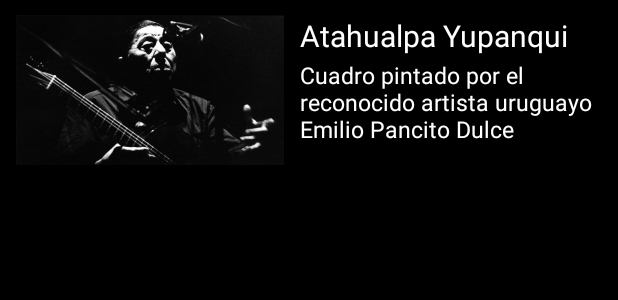
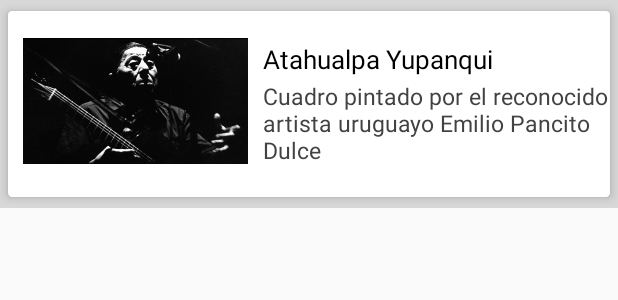
Before and after one commit to PepeYayi/PedroYayaDHFIREBASE, an Android app: the layout celdarecycler.xml on its own in the app's theme, with its tools: preview values and no code run, on a phone screen of 412 x 824 dp. Shown: the top 300 px of the screen. Run offline under Robolectric (Android 15) with nearby library versions, the phone set to English and light mode, and no system bars.

```diff
--- a/pedroultimoentregable/app/build.gradle
+++ b/pedroultimoentregable/app/build.gradle
@@ -24,6 +24,7 @@ dependencies {
     implementation 'com.android.support.constraint:constraint-layout:1.1.0'
     implementation 'com.android.support:support-v4:27.1.1'
     implementation 'com.android.support:design:27.1.1'
+    implementation 'com.android.support:cardview-v7:27.1.1'
     testImplementation 'junit:junit:4.12'
     androidTestImplementation 'com.android.support.test:runner:1.0.2'
     androidTestImplementation 'com.android.support.test.espresso:espresso-core:3.0.2'
--- a/pedroultimoentregable/app/src/main/res/layout/celdarecycler.xml
+++ b/pedroultimoentregable/app/src/main/res/layout/celdarecycler.xml
@@ -1,41 +1,66 @@
 <?xml version="1.0" encoding="utf-8"?>
-<LinearLayout xmlns:android="http://schemas.android.com/apk/res/android"
-    android:orientation="horizontal" android:layout_width="match_parent"
-    android:layout_height="match_parent"
-    android:background="@color/colorNegro"
-    >
+<FrameLayout xmlns:android="http://schemas.android.com/apk/res/android"
+    xmlns:app="http://schemas.android.com/apk/res-auto"
+    android:orientation="horizontal"
+    android:layout_width="match_parent"
+    android:layout_height="wrap_content"
+    android:background="@color/colorGris">
+
+
+
+    <android.support.v7.widget.CardView
+        android:layout_width="match_parent"
+        app:cardUseCompatPadding="true"
+        app:cardCornerRadius="3dp"
+        app:cardPreventCornerOverlap="true"
+        app:cardElevation="4dp"
+        android:layout_height="wrap_content">
+
+    <RelativeLayout
+        android:layout_width="wrap_content"
+        android:background="@color/colorBlanco"
+        android:layout_height="wrap_content">
+
+
 
     <ImageView
         android:layout_marginTop="10dp"
-        android:layout_width="200dp"
+        android:layout_marginLeft="10dp"
+        android:layout_width="150dp"
         android:layout_height="100dp"
+        android:layout_marginBottom="14dp"
         android:id="@+id/imagenCelda"
         android:src="@drawable/ata"/>
 
-    <LinearLayout
-        android:layout_width="wrap_content"
-        android:layout_height="wrap_content"
-        android:orientation="vertical">
-        <TextView
+
+
+    <TextView
             android:layout_marginTop="10dp"
             android:layout_width="wrap_content"
             android:layout_height="wrap_content"
+            android:layout_alignTop="@+id/imagenCelda"
             android:text="Atahualpa Yupanqui"
-            android:textColor="@color/colorBlanco"
+            android:layout_toRightOf="@+id/imagenCelda"
+            android:textColor="@color/colorNegro"
+            android:layout_marginLeft="10dp"
             android:id="@+id/tituloCelda"
-            android:textSize="20sp"/>
+            android:textSize="17sp"/>
 
-        <TextView
+    <TextView
             android:layout_marginTop="2dp"
             android:layout_width="wrap_content"
             android:layout_height="wrap_content"
             android:text="Cuadro pintado por el reconocido artista uruguayo Emilio Pancito Dulce"
-            android:textColor="@color/colorBlanco"
+            android:textColor="@color/colorGris3"
+            android:layout_marginLeft="10dp"
+            android:layout_toRightOf="@+id/imagenCelda"
+            android:layout_below="@+id/tituloCelda"
             android:id="@+id/descripcionCelda"
             android:textSize="15sp"/>
 
+    </RelativeLayout>
+    </android.support.v7.widget.CardView>
 
 
-    </LinearLayout>
 
-</LinearLayout>
+</FrameLayout>
--- a/pedroultimoentregable/app/src/main/res/values/colors.xml
+++ b/pedroultimoentregable/app/src/main/res/values/colors.xml
@@ -6,5 +6,13 @@
     <color name="colorNegro">#000000</color>
     <color name="colorBlanco">#ffffff</color>
     <color name="colorAmarillo">#FFF000</color>
+    <color name="colorGris">#D8D8D8</color>
+    <color name="colorGris2">#BDBDBD</color>
+    <color name="colorGris3">#424242</color>
+
+
+
+
+
 
 </resources>
```
